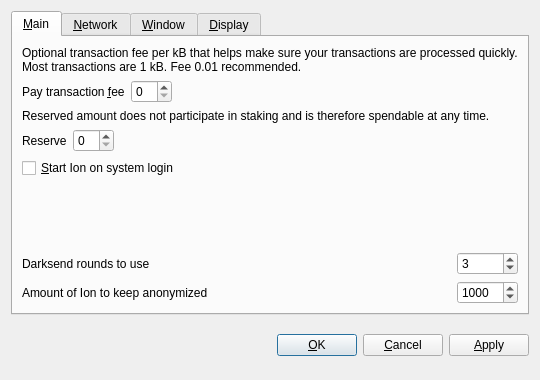
The window that src/qt/forms/optionsdialog.ui (willemjez/ion-old) describes before a commit, drawn with Qt 5.
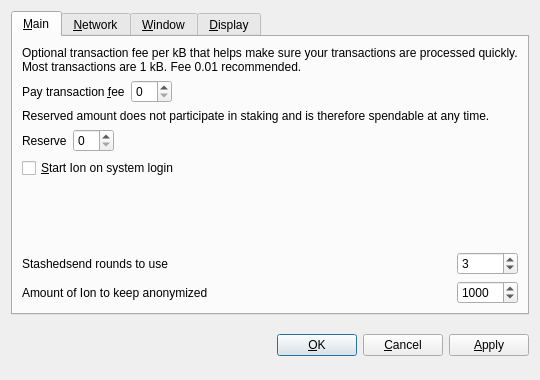
The same window after the commit. Custom widgets are drawn as their Qt base class.

Diff of the .ui file:
```diff
--- a/src/qt/forms/optionsdialog.ui
+++ b/src/qt/forms/optionsdialog.ui
@@ -151,7 +151,7 @@
           <string>&lt;html&gt;&lt;head/&gt;&lt;body&gt;&lt;p&gt;This setting determines the amount of individual masternodes that an input will be anonymized through. More rounds of anonymization gives a higher degree of privacy, but also costs more in fees.&lt;/p&gt;&lt;/body&gt;&lt;/html&gt;</string>
          </property>
          <property name="text">
-          <string>Darksend rounds to use</string>
+          <string>Stashedsend rounds to use</string>
          </property>
         </widget>
        </item>
```
Left out of the diff: 14 changed lines with no effect on the pictures.
